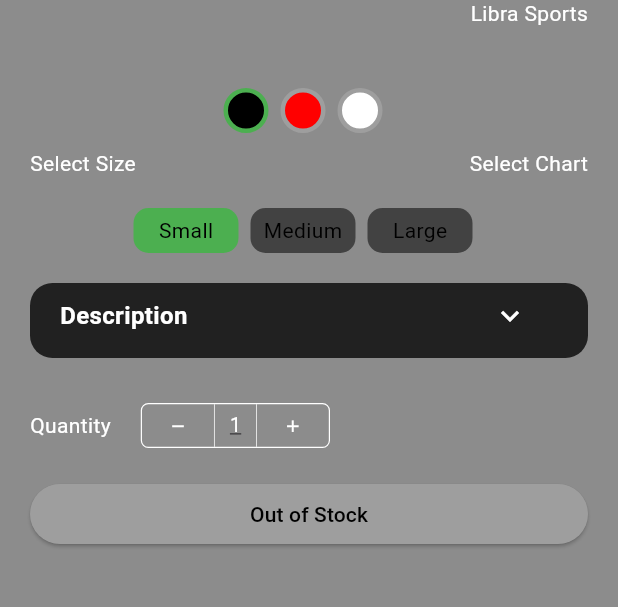
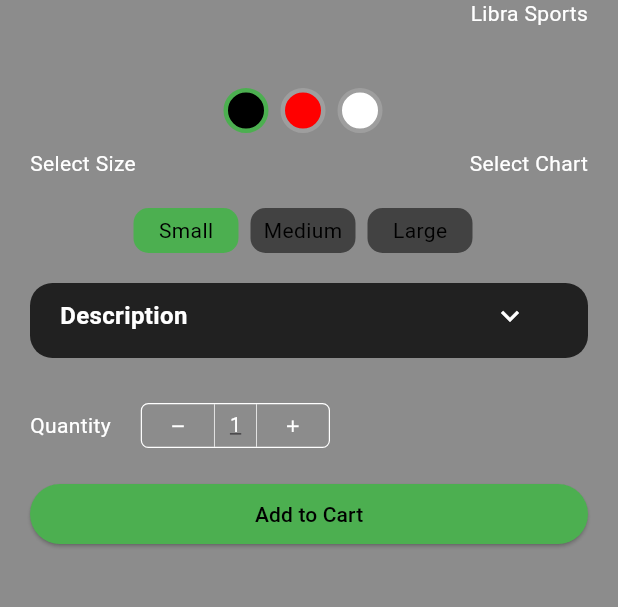
Before and after one commit to Mohamedihab29592/slashTask, a Flutter app: the screen it shows after launch, scrolled down 195 dp, on a phone screen of 412 x 824 dp, the part 581-1188 px from its top. Run offline on Flutter 3.47's test engine with Material 3 defaults, Android fonts, the phone set to English and light mode, and no system bars; drawn by our look-alikes of card_swiper.

Commit message:
first commit

```diff
--- a/lib/functions.dart
+++ b/lib/core/functions.dart
@@ -1,12 +1,13 @@
-import 'features/domain/models/product_model.dart';
+import '../features/domain/models/product_model.dart';
 // to check Stock Availability
 bool isStockAvailable(String selectedColor, String selectedSize, List<ProductProperty> availableProperties) {
+
   return availableProperties.any((property) {
     if (property.name == 'Color' && property.values.contains(selectedColor)) {
       return availableProperties.any((property) {
         return property.name == 'Size' && property.values.contains(selectedSize);
       });
-    }
-    return false;
+    }else {  return false;}
+
   });
 }
--- a/lib/features/data/dummy_data.dart
+++ b/lib/features/data/dummy_data.dart
@@ -17,7 +17,7 @@ class DummyDataGenerator {
           id: 1001,
           productId: 1,
           price: 295,
-          quantity: 50,
+          quantity: 4,
           inStock: true,
           productVarientImages: ['assets/item1.jpg','assets/item2.jpg','assets/item3.jpg',],
           productPropertiesValues: [
@@ -33,9 +33,9 @@ class DummyDataGenerator {
         ),
         ProductVariation(
           id: 1002,
-          productId: 1,
+          productId: 2,
           price: 295,
-          quantity: 50,
+          quantity: 0,
           inStock: true,
           productVarientImages: ['assets/item4.jpg','assets/item5.jpg','assets/item6.jpg',],
           productPropertiesValues: [
@@ -49,9 +49,9 @@ class DummyDataGenerator {
         ),
         ProductVariation(
           id: 1003,
-          productId: 1,
+          productId: 3,
           price: 295,
-          quantity: 50,
+          quantity: 2,
           inStock: true,
           productVarientImages: ['assets/item7.jpg','assets/item8.jpg','assets/item9.jpg',],
           productPropertiesValues: [
--- a/lib/features/presenation/HomePage/screens/home_page.dart
+++ b/lib/features/presenation/HomePage/screens/home_page.dart
@@ -1,9 +1,8 @@
 import 'package:flutter/material.dart';
 
-import '../../../../functions.dart';
+import '../../../../core/functions.dart';
 import '../../../data/dummy_data.dart';
 import '../../../domain/models/product_model.dart';
-import '../../../domain/models/product_property_value.dart';
 import '../widgets/add_cart_button.dart';
 import '../widgets/color_item.dart';
 import '../widgets/expaned_item.dart';
@@ -12,7 +11,7 @@ import '../widgets/size_widgets.dart';
 import '../widgets/swipper.dart';
 
 class MyHomePage extends StatefulWidget {
-  const MyHomePage({super.key, required this.title});
+  const MyHomePage({Key? key, required this.title}) : super(key: key);
 
   final String title;
 
@@ -24,30 +23,57 @@ class _MyHomePageState extends State<MyHomePage> {
   late Product sampleProduct;
   String selectedColor = '';
   String selectedSize = '';
+  int quantity = 0;
 
   void updateSelectedColor(String color) {
     setState(() {
       selectedColor = color;
+
+      // Find the variation corresponding to the selected color
+      int selectedIndex = sampleProduct.variations.indexWhere((variation) =>
+          variation.productPropertiesValues.any(
+                  (property) =>
+              property.property == 'Color' && property.value == selectedColor));
+
+      // Update selectedSize and quantity based on the new index
+      selectedSize = sampleProduct.variations[selectedIndex].productPropertiesValues
+          .firstWhere((property) => property.property == 'Size')
+          .value;
+
+      quantity = sampleProduct.variations[selectedIndex].quantity;
     });
   }
 
   @override
   void initState() {
     sampleProduct = DummyDataGenerator.generateDummyProduct();
+
+    selectedColor = sampleProduct.variations[0].productPropertiesValues
+        .firstWhere((property) => property.property == 'Color')
+        .value;
+
+    int selectedIndex = sampleProduct.variations.indexWhere((variation) =>
+        variation.productPropertiesValues
+            .any((property) => property.property == 'Color' && property.value == selectedColor));
+
+    selectedSize = sampleProduct.variations[selectedIndex].productPropertiesValues
+        .firstWhere((property) => property.property == 'Size')
+        .value;
+
+    quantity = sampleProduct.variations[selectedIndex].quantity;
+
     super.initState();
   }
 
   @override
   Widget build(BuildContext context) {
     return Scaffold(
-      appBar: AppBar(
-          title: Text(
-        widget.title,
-      )),
+      appBar: AppBar(title: Text(widget.title)),
       body: SingleChildScrollView(
         child: Padding(
           padding: const EdgeInsets.all(20.0),
-          child: Column(children: [
+          child: Column(
+            children: [
               SwiperCard(
                 images: sampleProduct.variations
                     .firstWhere(
@@ -68,11 +94,11 @@ class _MyHomePageState extends State<MyHomePage> {
                       Text(
                         sampleProduct.name,
                         style: const TextStyle(
-                          fontWeight: FontWeight.bold, fontSize: 16),
+                          fontWeight: FontWeight.bold,
+                          fontSize: 16,
                         ),
-                    const SizedBox(
-                      height: 5,
                       ),
+                      const SizedBox(height: 5),
                       Text("EGP ${sampleProduct.variations[0].price.toString()}"),
                     ],
                   ),
@@ -92,38 +118,28 @@ class _MyHomePageState extends State<MyHomePage> {
                             ),
                           ),
                         ),
-                      const SizedBox(
-                        height: 5,
-                      ),
+                        const SizedBox(height: 5),
                         Text(sampleProduct.brandName!),
                       ],
                     ),
                   )
                 ],
               ),
-            const SizedBox(
-              height: 40,
-            ),
+              const SizedBox(height: 40),
               ColorItemWidget(
                 onColorSelected: updateSelectedColor,
                 length: sampleProduct.variations.length,
                 colorValues: sampleProduct.variations
                     .map((variation) => variation.productPropertiesValues
-                      .firstWhere((property) => property.property == 'Color',
-                          orElse: () => ProductPropertyAndValue(
-                              property: 'Color', value: '#FFFFFF'))
+                    .firstWhere((property) => property.property == 'Color')
                     .value)
                     .toList(),
               ),
-            const SizedBox(
-              height: 10,
-            ),
+              const SizedBox(height: 10),
               const Row(
                 children: [Text("Select Size"), Spacer(), Text("Select Chart")],
               ),
-            const SizedBox(
-              height: 20,
-            ),
+              const SizedBox(height: 20),
               SizeWidget(
                 length: sampleProduct.variations.length,
                 sizes: sampleProduct.variations
@@ -138,19 +154,17 @@ class _MyHomePageState extends State<MyHomePage> {
                   });
                 },
               ),
-            const SizedBox(
-              height: 20,
-            ),
+              const SizedBox(height: 20),
               ExpandedItem(
                 dec: sampleProduct.description,
               ),
-            const SizedBox(
-              height: 30,
-            ),
-            const QuantityWidget(),
-            const SizedBox(
-              height: 20,
-            ),
+              const SizedBox(height: 30),
+              QuantityWidget(maxQuantity: quantity, isStock: isStockAvailable(
+                selectedColor,
+                selectedSize,
+                sampleProduct.availableProperties,
+              ),),
+              const SizedBox(height: 20),
               AddToCartButton(
                 isStock: isStockAvailable(
                   selectedColor,
@@ -158,10 +172,9 @@ class _MyHomePageState extends State<MyHomePage> {
                   sampleProduct.availableProperties,
                 ),
               ),
-            const SizedBox(
-              height: 50,
+              const SizedBox(height: 50),
+            ],
           ),
-          ]),
         ),
       ),
     );
--- a/lib/features/presenation/HomePage/widgets/quantit_widget.dart
+++ b/lib/features/presenation/HomePage/widgets/quantit_widget.dart
@@ -1,7 +1,9 @@
 import 'package:flutter/material.dart';
 
 class QuantityWidget extends StatefulWidget {
-  const QuantityWidget({super.key});
+  const QuantityWidget({super.key,required this.maxQuantity, required this.isStock});
+  final int maxQuantity;
+  final bool isStock;
 
   @override
   State<QuantityWidget> createState() => _QuantityWidgetState();
@@ -12,9 +14,11 @@ class _QuantityWidgetState extends State<QuantityWidget> {
 
 
   void incrementQuantity() {
-    setState(() {
-      quantity++;
-    });
+    if (quantity < widget.maxQuantity&& widget.isStock ) {
+      setState(() {
+        quantity++;
+      });
+    }
   }
 
   void decrementQuantity() {
@@ -54,7 +58,7 @@ class _QuantityWidgetState extends State<QuantityWidget> {
               const SizedBox(width: 10),
               Align(
                 alignment: Alignment.center,
-                child: Text('$quantity',
+                child: Text(widget.isStock?'$quantity':'0',
                     style: const TextStyle(
                       fontSize: 13,
                       decoration: TextDecoration.underline,
```
Also changed, not shown: 1 other file. Lines whose indentation alone changed are shown as unchanged.
